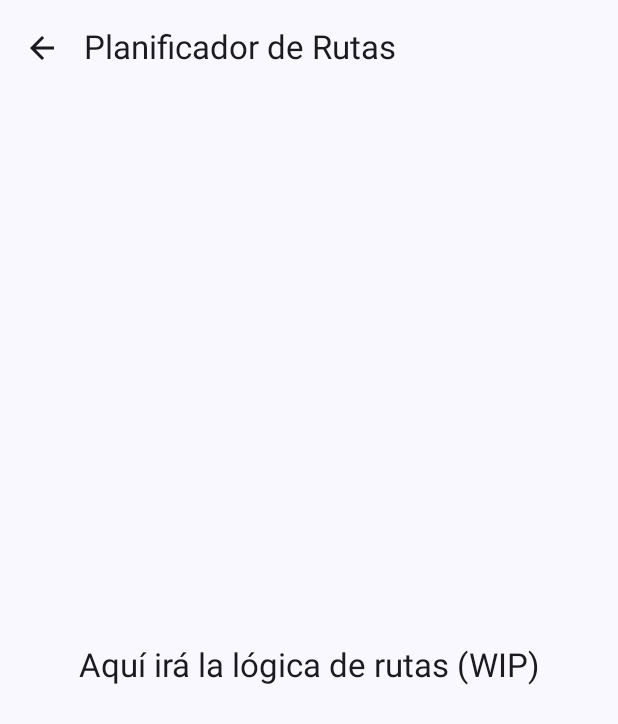
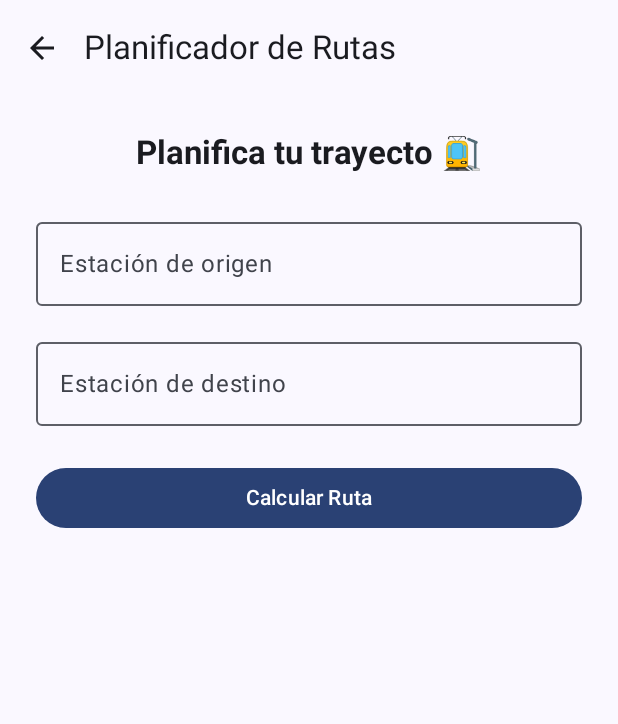
Before and after one commit to Jefferson-BA/MetroLimaGO1.2, an Android app built with Jetpack Compose: the PlanificadorRutaScreen screen opened through its navigation route, on a phone screen of 412 x 824 dp. Shown: the top 724 px of the screen. Run offline under Robolectric (Android 15) with nearby library versions, the phone set to English and light mode, and no system bars.

Commit message:
mejora del PlanificadorRutaScreen agregando campos y lógica básica de UI

```diff
--- a/app/src/main/java/com/tecsup/metrolimago1/ui/screens/rutas/PlanificadorRutaScreen.kt
+++ b/app/src/main/java/com/tecsup/metrolimago1/ui/screens/rutas/PlanificadorRutaScreen.kt
@@ -1,19 +1,23 @@
 package com.tecsup.metrolimago1.ui.screens.rutas
 
-import androidx.compose.foundation.layout.Box
-import androidx.compose.foundation.layout.fillMaxSize
-import androidx.compose.foundation.layout.padding
+import androidx.compose.foundation.layout.*
 import androidx.compose.material.icons.Icons
 import androidx.compose.material.icons.filled.ArrowBack
 import androidx.compose.material3.*
-import androidx.compose.runtime.Composable
+import androidx.compose.runtime.*
 import androidx.compose.ui.Alignment
 import androidx.compose.ui.Modifier
+import androidx.compose.ui.text.font.FontWeight
+import androidx.compose.ui.unit.dp
 import androidx.navigation.NavController
 
 @OptIn(ExperimentalMaterial3Api::class)
 @Composable
 fun PlanificadorRutaScreen(navController: NavController) {
+    var origen by remember { mutableStateOf("") }
+    var destino by remember { mutableStateOf("") }
+    var mensaje by remember { mutableStateOf("") }
+
     Scaffold(
         topBar = {
             TopAppBar(
@@ -26,16 +30,58 @@ fun PlanificadorRutaScreen(navController: NavController) {
             )
         }
     ) { paddingValues ->
-        Box(
+        Column(
             modifier = Modifier
                 .fillMaxSize()
-                .padding(paddingValues),
-            contentAlignment = Alignment.Center
+                .padding(paddingValues)
+                .padding(24.dp),
+            horizontalAlignment = Alignment.CenterHorizontally
         ) {
             Text(
-                text = "Aquí irá la lógica de rutas (WIP)",
-                style = MaterialTheme.typography.titleLarge
+                text = "Planifica tu trayecto 🚉",
+                style = MaterialTheme.typography.titleLarge.copy(fontWeight = FontWeight.Bold)
             )
+            Spacer(modifier = Modifier.height(24.dp))
+
+            OutlinedTextField(
+                value = origen,
+                onValueChange = { origen = it },
+                label = { Text("Estación de origen") },
+                modifier = Modifier.fillMaxWidth()
+            )
+
+            Spacer(modifier = Modifier.height(16.dp))
+
+            OutlinedTextField(
+                value = destino,
+                onValueChange = { destino = it },
+                label = { Text("Estación de destino") },
+                modifier = Modifier.fillMaxWidth()
+            )
+
+            Spacer(modifier = Modifier.height(24.dp))
+
+            Button(
+                onClick = {
+                    mensaje = if (origen.isNotBlank() && destino.isNotBlank()) {
+                        "Ruta planificada de $origen a $destino"
+                    } else {
+                        "Por favor ingresa ambas estaciones"
+                    }
+                },
+                modifier = Modifier.fillMaxWidth()
+            ) {
+                Text("Calcular Ruta")
+            }
+
+            Spacer(modifier = Modifier.height(32.dp))
+
+            if (mensaje.isNotBlank()) {
+                Text(
+                    text = mensaje,
+                    style = MaterialTheme.typography.bodyLarge
+                )
+            }
         }
     }
 }
```
